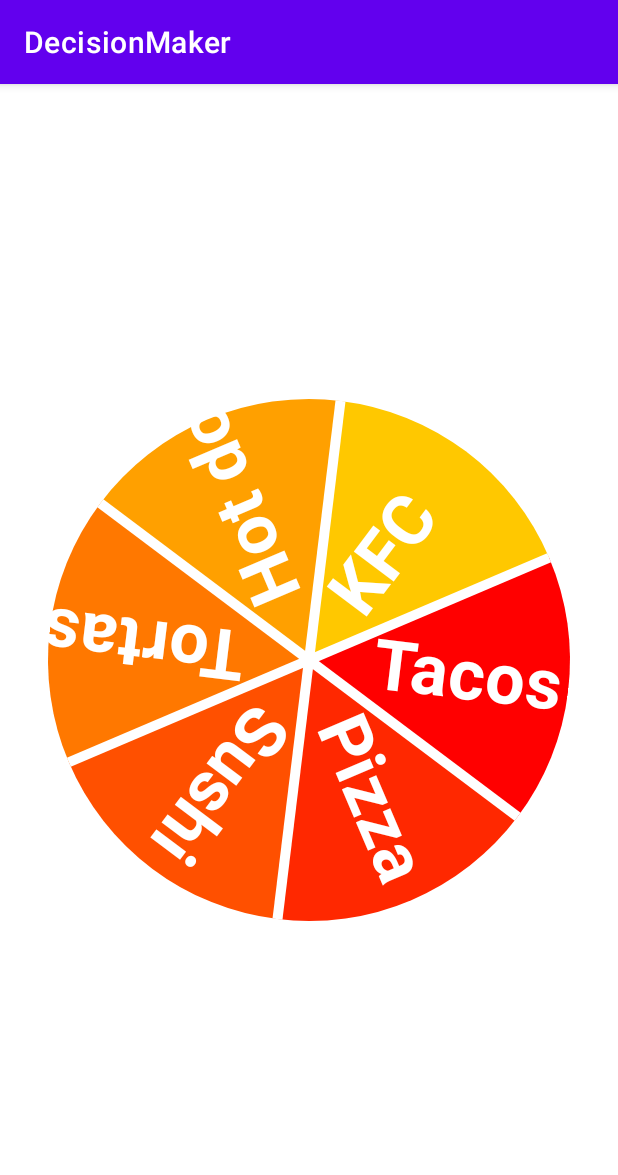
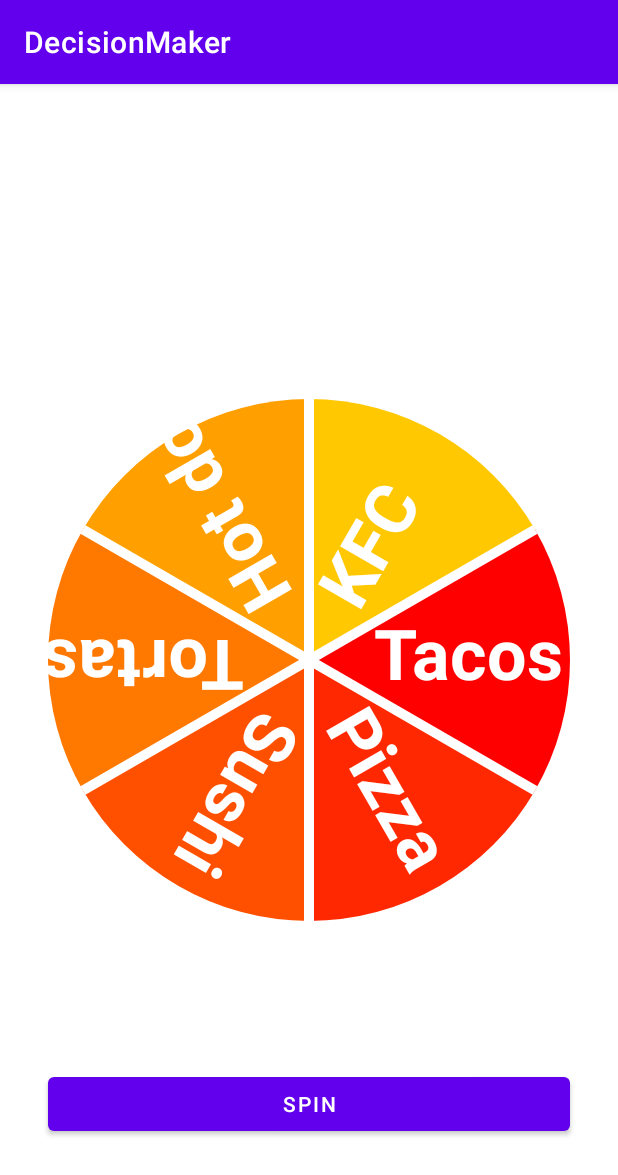
Before and after one commit to ricardo1320/DecisionMaker_Kt, an Android app: the screen it shows after launch (MainActivity), on a phone screen of 412 x 824 dp. Shown: the top 1175 px of the screen. Run offline under Robolectric (Android 15) with nearby library versions, the phone set to English and light mode, and no system bars.

Commit message:
Spin button created

```diff
--- a/app/build.gradle
+++ b/app/build.gradle
@@ -1,6 +1,7 @@
 plugins {
     id 'com.android.application'
     id 'kotlin-android'
+    id 'kotlin-android-extensions'
 }
 
 android {
--- a/app/src/main/java/com/example/decisionmaker/MainActivity.kt
+++ b/app/src/main/java/com/example/decisionmaker/MainActivity.kt
@@ -5,31 +5,42 @@
 import android.os.Bundle
 import android.os.Handler
 import android.os.Looper
-import com.example.decisionmaker.views.Roulette
+import android.view.View
 import kotlin.random.Random
+import kotlinx.android.synthetic.main.activity_main.*
 
 class MainActivity : AppCompatActivity() {
-
-    var myRoulette:Roulette? = null
 
     override fun onCreate(savedInstanceState: Bundle?) {
         super.onCreate(savedInstanceState)
         setContentView(R.layout.activity_main)
 
-        myRoulette = findViewById(R.id.roulette2)
-
         //Runnable for animating the roulette
         val rouletteRotThread = Runnable {
             kotlin.run {
-                val animator:ObjectAnimator = ObjectAnimator.ofFloat(myRoulette, "rotation", Random.nextFloat()*720.0f + 720.0f)
+                //val animator:ObjectAnimator = ObjectAnimator.ofFloat(roulette, "rotation", Random.nextFloat()*720.0f + 720.0f)
+                val animator: ObjectAnimator = ObjectAnimator.ofFloat(roulette, "rotation", Random.nextFloat() * 720.0f + 720.0f)
                 animator.setDuration(2000)
                 animator.start()
             }
         }
 
+
         //Post delay runnable for 1500 ms
-        val handler = Handler(Looper.myLooper()!!)
-        handler.postDelayed(rouletteRotThread, 1500)
+        //val handler = Handler(Looper.myLooper()!!)
+        //handler.postDelayed(rouletteRotThread, 1500)
+
+        //Click listener for button_spin (spin the roulette)
+        val listener = View.OnClickListener { view ->
+            when(view.id){
+                R.id.button_spin -> {
+                    rouletteRotThread.run()
+                }
+            }
+        }
+
+        button_spin.setOnClickListener(listener)
 
     }
+
 }
--- a/app/src/main/res/layout/activity_main.xml
+++ b/app/src/main/res/layout/activity_main.xml
@@ -7,7 +7,7 @@
     tools:context=".MainActivity">
 
     <com.example.decisionmaker.views.Roulette
-        android:id="@+id/roulette2"
+        android:id="@+id/roulette"
         android:layout_width="0dp"
         android:layout_height="0dp"
         android:layout_marginStart="32dp"
@@ -19,4 +19,16 @@
         app:layout_constraintStart_toStartOf="parent"
         app:layout_constraintTop_toTopOf="parent" />
 
+    <Button
+        android:id="@+id/button_spin"
+        android:layout_width="0dp"
+        android:layout_height="wrap_content"
+        android:layout_marginStart="32dp"
+        android:layout_marginEnd="32dp"
+        android:layout_marginBottom="64dp"
+        android:text="@string/button_spin_text"
+        app:layout_constraintBottom_toBottomOf="parent"
+        app:layout_constraintEnd_toEndOf="parent"
+        app:layout_constraintStart_toStartOf="parent" />
+
 </androidx.constraintlayout.widget.ConstraintLayout>
--- a/app/src/main/res/values/strings.xml
+++ b/app/src/main/res/values/strings.xml
@@ -1,3 +1,4 @@
 <resources>
     <string name="app_name">DecisionMaker</string>
+    <string name="button_spin_text">Spin</string>
 </resources>
```
